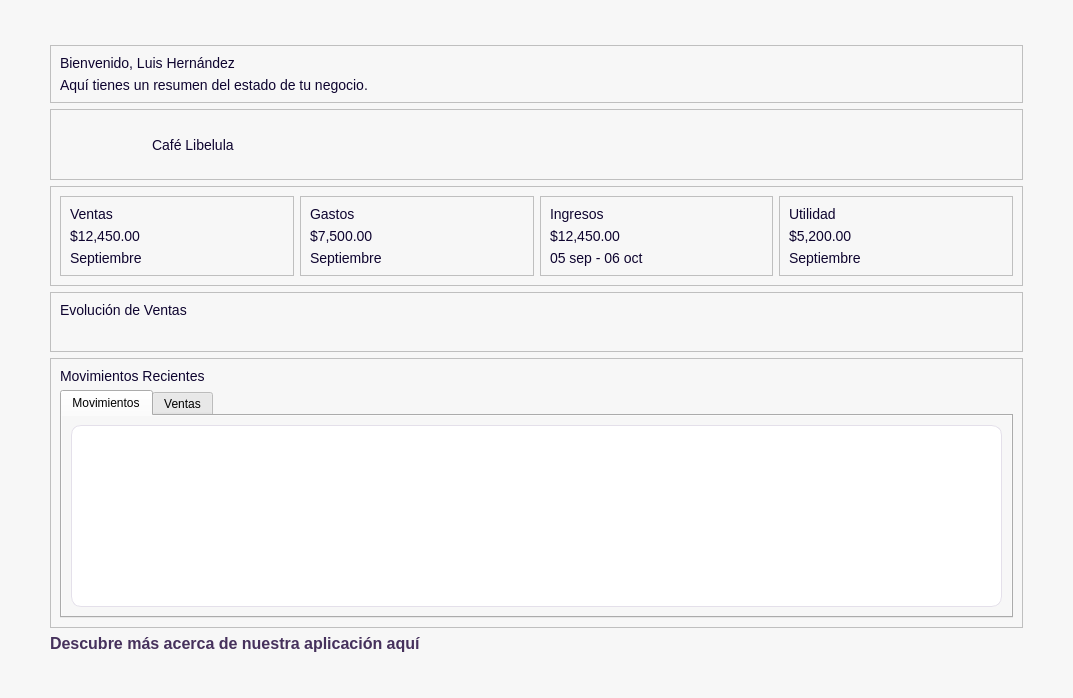
Before: the Qt Designer form app/ui/dashboard/pages/dashboard_home.ui in Brando-1510/Proyecto-Integrador-2.0, drawn with Qt 5.
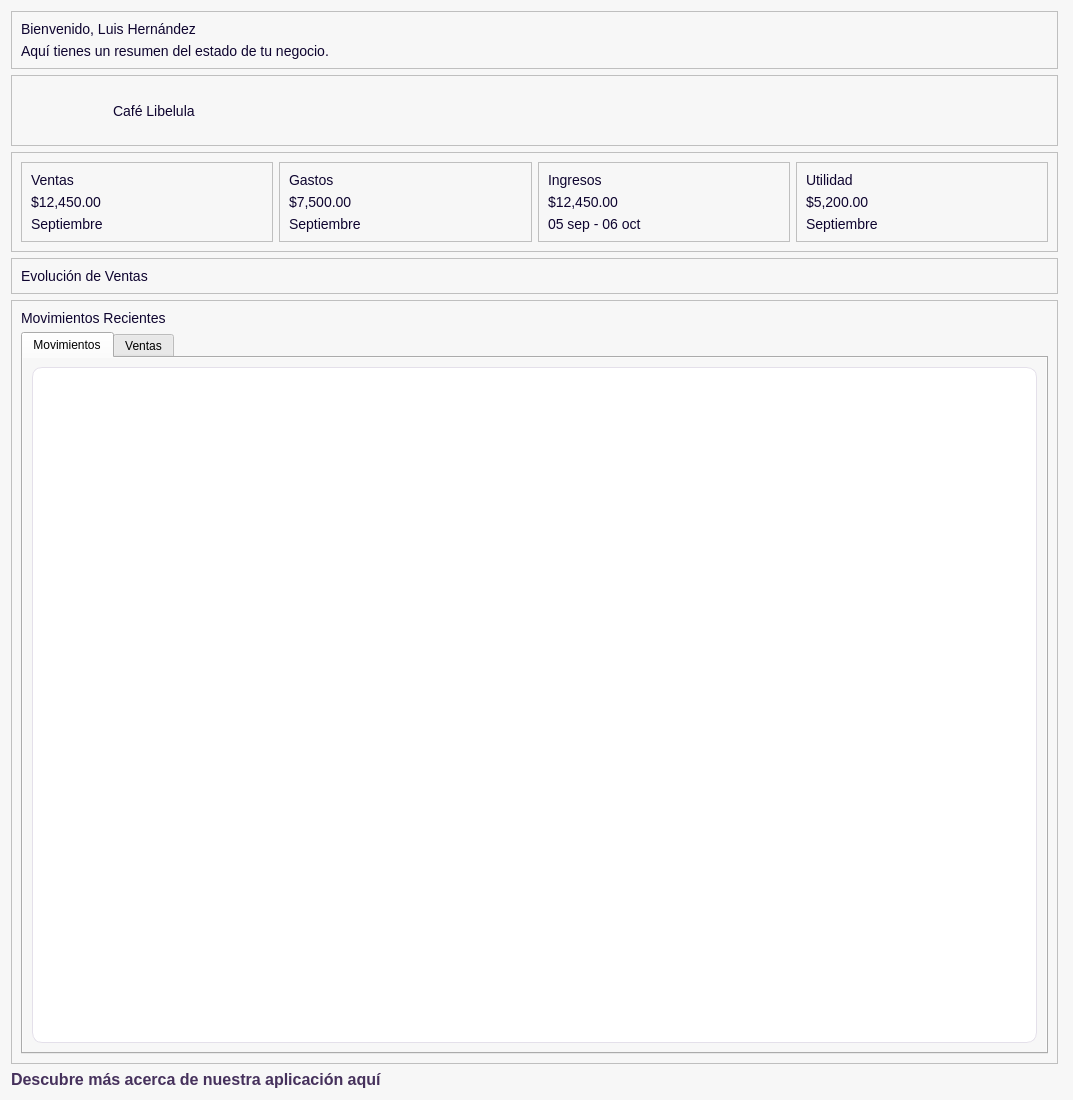
After: the same form once the commit is applied. Icons and pictures are not drawn.

Commit message: modulo home_dashboard funcionando correctamente

The edit to the form file:
```diff
--- a/app/ui/dashboard/pages/dashboard_home.ui
+++ b/app/ui/dashboard/pages/dashboard_home.ui
@@ -7,7 +7,7 @@
     <x>0</x>
     <y>0</y>
     <width>1073</width>
-    <height>698</height>
+    <height>1100</height>
    </rect>
   </property>
   <property name="windowTitle">
@@ -62,101 +62,9 @@
 </string>
   </property>
   <layout class="QVBoxLayout" name="verticalLayout">
-   <item>
-    <layout class="QVBoxLayout" name="verticalLayout_12">
-     <property name="spacing">
-      <number>20</number>
-     </property>
-     <property name="leftMargin">
-      <number>30</number>
-     </property>
-     <property name="topMargin">
-      <number>25</number>
-     </property>
      <property name="rightMargin">
-      <number>30</number>
-     </property>
-     <property name="bottomMargin">
-      <number>25</number>
-     </property>
-     <item>
-      <widget class="QScrollArea" name="scrollArea">
-       <property name="styleSheet">
-        <string notr="true">/*
------------------------------------------------------------------------------------------------------
-ScrollArea
------------------------------------------------------------------------------------------------------
-*/
-#scrollAreaWidgetContents {
-    background-color: transparent;
-}
-QScrollArea {
-    background-color: transparent;
-    border: none;
-	border-radius:0px;
-}
-
-/* Widget que está dentro del ScrollArea */
-/*QScrollArea &gt; QWidget &gt; QWidget {
-    background-color: #F9F9FC;
-}*/
-
-/* Scrollbar vertical */
-QScrollBar:vertical {
-    background-color: transparent;
-    width: 8px;
-    margin: 4px 2px 4px 0px;
-}
-
-/* Parte que se puede arrastrar */
-QScrollBar::handle:vertical {
-    background-color: #C9C1D5;
-    border-radius: 4px;
-    min-height: 40px;
-}
-
-/* Al pasar el mouse */
-QScrollBar::handle:vertical:hover {
-    background-color: #A99DB8;
-}
-
-/* Ocultar botones de arriba y abajo */
-QScrollBar::add-line:vertical,
-QScrollBar::sub-line:vertical {
-    height: 0px;
-}
-
-/* Espacio antes/después del handle */
-QScrollBar::add-page:vertical,
-QScrollBar::sub-page:vertical {
-    background: transparent;
-}</string>
-       </property>
-       <property name="frameShape">
-        <enum>QFrame::NoFrame</enum>
-       </property>
-       <property name="frameShadow">
-        <enum>QFrame::Plain</enum>
-       </property>
-       <property name="widgetResizable">
-        <bool>true</bool>
-       </property>
-       <widget class="QWidget" name="scrollAreaWidgetContents">
-        <property name="geometry">
-         <rect>
-          <x>0</x>
-          <y>0</y>
-          <width>995</width>
-          <height>630</height>
-         </rect>
-        </property>
-        <property name="sizePolicy">
-         <sizepolicy hsizetype="Expanding" vsizetype="Preferred">
-          <horstretch>0</horstretch>
-          <verstretch>0</verstretch>
-         </sizepolicy>
-        </property>
-        <layout class="QVBoxLayout" name="verticalLayout_2">
+    <number>15</number>
+   </property>
          <item>
           <layout class="QVBoxLayout" name="verticalLayout_11">
            <item>
@@ -465,6 +373,12 @@
            </item>
            <item>
             <widget class="QFrame" name="frameGraficoVentas">
+       <property name="maximumSize">
+        <size>
+         <width>16777215</width>
+         <height>500</height>
+        </size>
+       </property>
              <property name="frameShape">
               <enum>QFrame::StyledPanel</enum>
              </property>
@@ -482,11 +396,6 @@
                 </property>
                </widget>
               </item>
-              <item>
-               <widget class="QWidget" name="grafico" native="true">
-                <layout class="QVBoxLayout" name="verticalLayout_9"/>
-               </widget>
-              </item>
              </layout>
             </widget>
            </item>
@@ -756,7 +665,14 @@
                  </attribute>
                  <layout class="QVBoxLayout" name="verticalLayout_10">
                   <item>
-                   <widget class="QTableView" name="movimientosTable"/>
+             <widget class="QTableView" name="movimientosTable">
+              <property name="maximumSize">
+               <size>
+                <width>16777215</width>
+                <height>16777215</height>
+               </size>
+              </property>
+             </widget>
                   </item>
                  </layout>
                 </widget>
@@ -790,12 +706,6 @@
              <property name="openExternalLinks">
               <bool>true</bool>
              </property>
-            </widget>
-           </item>
-          </layout>
-         </item>
-        </layout>
-       </widget>
       </widget>
      </item>
     </layout>
```
Left out of the diff: 2 changed lines with no effect on the pictures. Lines whose indentation alone changed are shown as unchanged. The commit also changes 8 other files.
